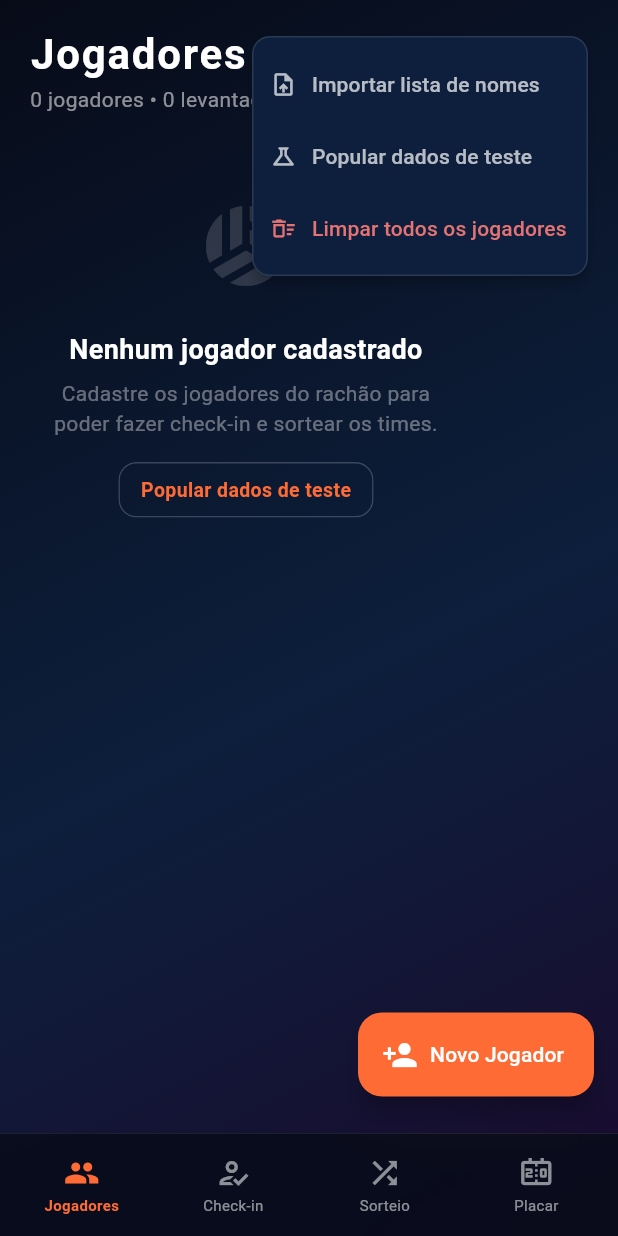
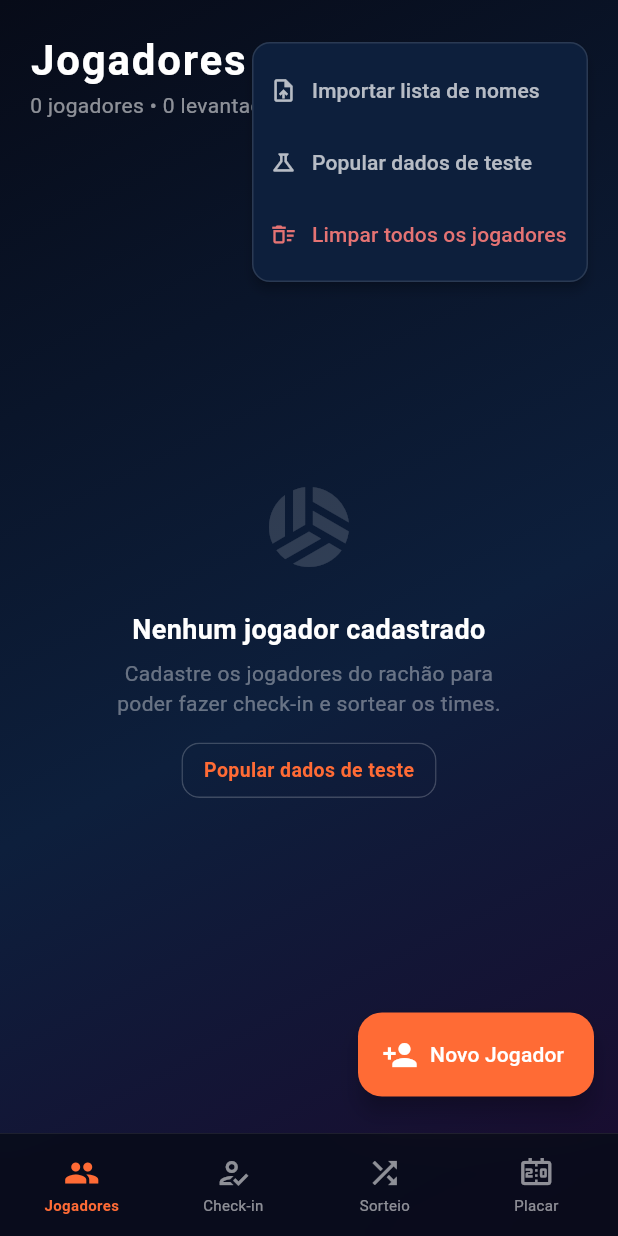
Before and after one commit to ikeda7/sports-control, a Flutter app: the screen it shows after launch, after a tap on the "more vert" icon, on a phone screen of 412 x 824 dp. Run offline on Flutter 3.47's test engine with Material 3 defaults, Android fonts, the light colour scheme and no system bars; our stand-ins replace drift, signals_flutter; accounts and stored records are empty; generated files the repository leaves out were written again.

Commit message:
fix(design): centraliza estados vazios e devolve o cabecalho as telas (#34)
Tres problemas que aparecem quando o banco esta vazio, todos visiveis num app
recem-instalado.

1. Estados vazios colados no topo. Regressao minha: o SCEmptyState era um
   Padding + Column, e as telas antigas usavam Center. Dentro de um Expanded
   isso alinhava no topo e deixava um vao enorme embaixo. O SCEmptyState agora
   e envolvido em Center, que centraliza quando ha espaco e encolhe quando esta
   dentro de scroll.

2. Sorteio e Check-in perdiam o cabecalho inteiro. Quando nao havia sessao ou
   check-in, o metodo retornava so a mensagem, sem titulo. O usuario via um
   icone solto no meio da tela sem saber em que aba estava. Agora o cabecalho
   fica sempre visivel.

3. Header espremido no topo da janela. Folga sobe de 20 para 24, igual nas
   quatro telas.

Tambem remove a redundancia que a correcao 2 criou: com o cabecalho de volta, o
status repetia a mesma frase do estado vazio logo abaixo ("Nenhum rachao ativo"
duas vezes). Nos estados vazios o cabecalho agora mostra so o titulo.

Verificado no navegador com o banco zerado (OPFS limpo) nas 4 abas.

```diff
--- a/lib/design/empty_state.dart
+++ b/lib/design/empty_state.dart
@@ -28,7 +28,12 @@ class SCEmptyState extends StatelessWidget {
 
   @override
   Widget build(BuildContext context) {
-    return Padding(
+    // Center é essencial: dentro de um Expanded ele ocupa a altura disponível e
+    // centraliza; dentro de um scroll ele encolhe para o tamanho do conteúdo.
+    // Sem isso o estado vazio cola no topo e deixa a tela com um vão enorme
+    // embaixo — foi exatamente o que aconteceu na primeira versão.
+    return Center(
+      child: Padding(
         padding: const EdgeInsets.symmetric(
           horizontal: SCSpace.x10,
           vertical: SCSpace.x12,
@@ -73,6 +78,7 @@ class SCEmptyState extends StatelessWidget {
           ],
           ],
         ),
+      ),
     );
   }
 }
--- a/lib/screens/checkin_screen.dart
+++ b/lib/screens/checkin_screen.dart
@@ -25,7 +25,33 @@ class CheckInScreen extends StatelessWidget {
   Widget _buildConteudo(BuildContext context) {
     final sessao = sessaoAtualSignal.value.value;
 
-    if (sessao == null) return _buildSemSessao(context);
+    // Cabeçalho sempre presente, inclusive sem sessão: sem ele a tela vira um
+    // botão solto no meio do nada, sem título nem contexto.
+    if (sessao == null) {
+      return Column(
+        crossAxisAlignment: CrossAxisAlignment.start,
+        children: [
+          const Padding(
+            padding: EdgeInsets.only(
+              left: SCSpace.x8,
+              right: SCSpace.x8,
+              top: SCSpace.x10,
+            ),
+            // Sem status: a mensagem já vem do bloco central, e repetir a mesma
+            // frase logo abaixo do título é ruído.
+            child: SCScreenHeader(title: 'Check-in'),
+          ),
+          Expanded(
+            child: Padding(
+              padding: const EdgeInsets.only(
+                bottom: SCLayout.bottomNavClearance,
+              ),
+              child: _buildSemSessao(context),
+            ),
+          ),
+        ],
+      );
+    }
 
     return Column(
       crossAxisAlignment: CrossAxisAlignment.start,
@@ -89,7 +115,7 @@ class CheckInScreen extends StatelessWidget {
       padding: const EdgeInsets.only(
         left: SCSpace.x8,
         right: SCSpace.x8,
-        top: SCSpace.x9,
+        top: SCSpace.x10,
       ),
       child: Column(
         crossAxisAlignment: CrossAxisAlignment.start,
--- a/lib/screens/jogadores_screen.dart
+++ b/lib/screens/jogadores_screen.dart
@@ -33,7 +33,7 @@ class JogadoresScreen extends StatelessWidget {
               padding: const EdgeInsets.only(
                 left: SCSpace.x8,
                 right: SCSpace.x8,
-                top: SCSpace.x9,
+                top: SCSpace.x10,
               ),
               child: _buildHeader(context),
             ),
--- a/lib/screens/placar_screen.dart
+++ b/lib/screens/placar_screen.dart
@@ -93,7 +93,7 @@ class _PlacarScreenState extends State<PlacarScreen> {
       padding: const EdgeInsets.only(
         left: SCSpace.x8,
         right: SCSpace.x8,
-        top: SCSpace.x9,
+        top: SCSpace.x10,
       ),
       child: SCScreenHeader(
         title: 'Placar',
--- a/lib/screens/sorteio_screen.dart
+++ b/lib/screens/sorteio_screen.dart
@@ -272,9 +272,18 @@ class SorteioScreen extends StatelessWidget {
     final times = timesSignal.value.value ?? [];
     final jogMap = jogadoresMapSignal.value;
 
+    // O cabeçalho fica sempre visível, inclusive nos estados vazios: sem ele a
+    // tela perde o título e o usuário não sabe em que aba está — só via um
+    // ícone solto no meio do nada.
     if (sessao == null) {
-      return _buildMsg(Icons.play_circle_outline_rounded,
-          'Nenhum rachão ativo', 'Inicie o rachão na aba Check-in');
+      return _semConteudo(
+        titulo: 'Sorteio',
+        vazio: _buildMsg(
+          Icons.play_circle_outline_rounded,
+          'Nenhum rachão ativo',
+          'Inicie o rachão na aba Check-in',
+        ),
+      );
     }
 
     // Para areia o porTime é fixo na sessão; para quadra o usuário pode ajustar.
@@ -283,8 +292,14 @@ class SorteioScreen extends StatelessWidget {
         isAreia ? sessao.porTime : _porTimeSignal.value;
 
     if (checkins.isEmpty) {
-      return _buildMsg(Icons.how_to_reg_outlined, 'Ninguém fez check-in',
-          'Confirme a presença dos jogadores na aba Check-in');
+      return _semConteudo(
+        titulo: 'Sorteio',
+        vazio: _buildMsg(
+          Icons.how_to_reg_outlined,
+          'Ninguém fez check-in',
+          'Confirme a presença dos jogadores na aba Check-in',
+        ),
+      );
     }
 
     final timesIds = times.expand((t) => t.jogadorIds).toSet();
@@ -441,7 +456,7 @@ class SorteioScreen extends StatelessWidget {
       padding: const EdgeInsets.only(
         left: SCSpace.x8,
         right: SCSpace.x8,
-        top: SCSpace.x9,
+        top: SCSpace.x10,
       ),
       child: Column(
         crossAxisAlignment: CrossAxisAlignment.start,
@@ -1399,4 +1414,38 @@ class SorteioScreen extends StatelessWidget {
   Widget _buildMsg(IconData icon, String titulo, String sub) {
     return SCEmptyState(icon: icon, title: titulo, subtitle: sub);
   }
+
+  /// Tela em estado vazio, mas com o cabeçalho preservado.
+  ///
+  /// O `status` fica de fora por padrão: a mensagem já é dada pelo estado vazio
+  /// no meio da tela, e repetir a mesma frase logo abaixo do título é ruído.
+  Widget _semConteudo({
+    required String titulo,
+    String? status,
+    required Widget vazio,
+  }) {
+    return Column(
+      crossAxisAlignment: CrossAxisAlignment.start,
+      children: [
+        Padding(
+          padding: const EdgeInsets.only(
+            left: SCSpace.x8,
+            right: SCSpace.x8,
+            top: SCSpace.x10,
+          ),
+          child: SCScreenHeader(title: titulo, status: status),
+        ),
+        // Expanded + Center dentro do SCEmptyState = conteúdo no meio do espaço
+        // que sobra, em vez de colado embaixo do cabeçalho.
+        Expanded(
+          child: Padding(
+            padding: const EdgeInsets.only(
+              bottom: SCLayout.bottomNavClearance,
+            ),
+            child: vazio,
+          ),
+        ),
+      ],
+    );
+  }
 }
```
Lines whose indentation alone changed are shown as unchanged.
